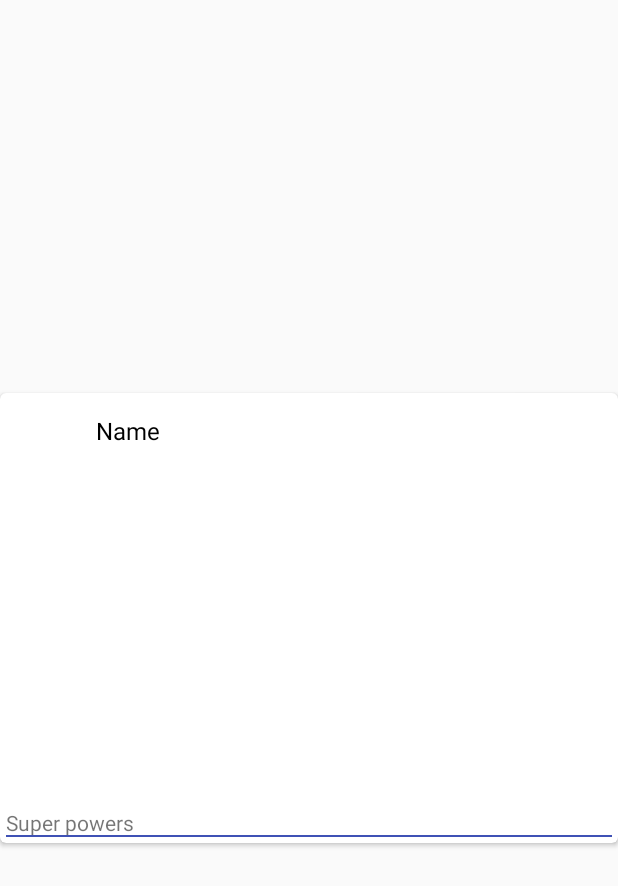
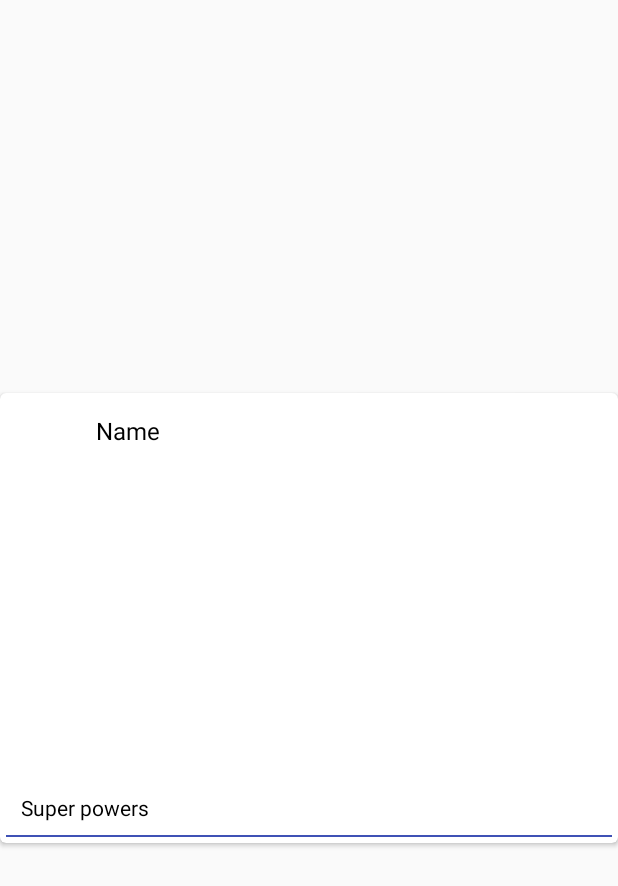
Before and after one commit to DinaShafeeva/AndroidHomeWork, an Android app: the layout item_info.xml on its own in the app's theme, with its tools: preview values and no code run, on a phone screen of 412 x 824 dp. Shown: the top 886 px of the screen. Run offline under Robolectric (Android 15) with nearby library versions, the phone set to English and light mode, and no system bars; plain views replace CirclePageIndicator.

Commit message:
шестая версия

```diff
--- a/app/src/main/java/com/example/androidhomework/SecondFragment.kt
+++ b/app/src/main/java/com/example/androidhomework/SecondFragment.kt
@@ -10,7 +10,6 @@ import androidx.recyclerview.widget.ItemTouchHelper
 import androidx.recyclerview.widget.RecyclerView
 import kotlinx.android.synthetic.main.fragment_dialog.view.*
 import kotlinx.android.synthetic.main.fragment_second.*
-import kotlinx.android.synthetic.main.item_hero.*
 
 class SecondFragment : Fragment() {
 
@@ -40,12 +39,10 @@ class SecondFragment : Fragment() {
         super.onViewCreated(view, savedInstanceState)
 
         adapter = HeroAdapter(getDataSource()) { hero ->
-            btn_delete.setOnClickListener {
                 delete(hero)
-            }
-            setRecyclerViewItemTouchListener()
         }
         rv_hero.adapter = adapter
+        setRecyclerViewItemTouchListener()
 
         btn_show_dialog.setOnClickListener {
             showDialog()
--- a/app/src/main/res/layout/item_info.xml
+++ b/app/src/main/res/layout/item_info.xml
@@ -60,6 +60,9 @@
             android:layout_width="wrap_content"
             android:layout_height="wrap_content"
             android:textSize="14sp"
+            android:layout_marginStart="10dp"
+            android:layout_marginBottom="10dp"
+            android:textColor="@android:color/background_dark"
             android:layout_gravity="bottom"
             tools:text="Super powers" />
 
```
